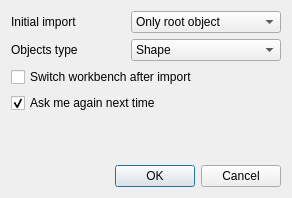
Above: ui/dialogImport.ui from yorikvanhavre/FreeCAD-NativeIFC before the change. Below: the same form after it.
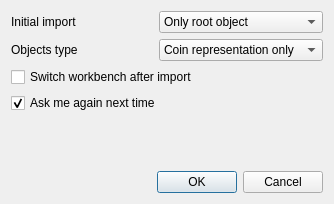
That is the form after the change.

Patch:
```diff
--- a/ui/dialogImport.ui
+++ b/ui/dialogImport.ui
@@ -6,8 +6,8 @@
    <rect>
     <x>0</x>
     <y>0</y>
-    <width>292</width>
-    <height>198</height>
+    <width>334</width>
+    <height>204</height>
    </rect>
   </property>
   <property name="windowTitle">
@@ -57,19 +57,17 @@
        <property name="toolTip">
         <string>The type of object created at import. Mesh is faster, but Shapes are more precise. You can convert between the two anytime by right-clicking the object tree</string>
        </property>
+       <property name="currentIndex">
+        <number>1</number>
+       </property>
        <item>
         <property name="text">
-         <string>Shape</string>
+         <string>Full shape</string>
         </property>
        </item>
        <item>
         <property name="text">
-         <string>Mesh</string>
-        </property>
-       </item>
-       <item>
-        <property name="text">
-         <string>Coin</string>
+         <string>Coin representation only</string>
         </property>
        </item>
       </widget>
```
